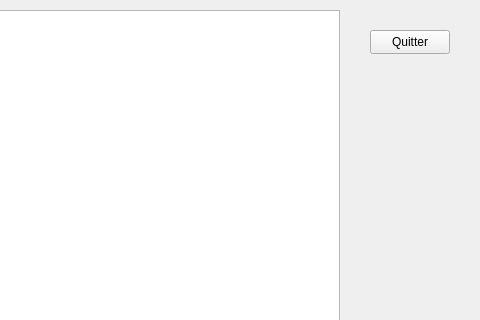
Old version of the form TD2dessin/widget.ui in the repository Randy-Bruce/QT; both pictures show x 320 to 800 and y 0 to 320 of the 800 by 600 pixel window.
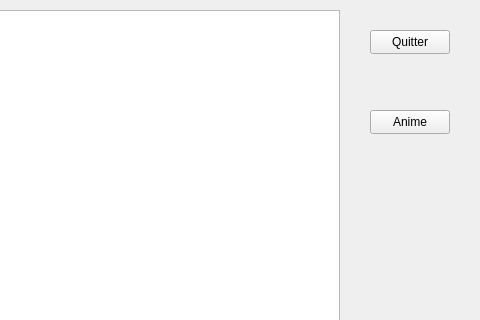
New version of the form.

Commit message: 4 vues boule anime

```diff
--- a/TD2dessin/widget.ui
+++ b/TD2dessin/widget.ui
@@ -42,6 +42,19 @@
     <enum>Qt::ScrollBarAlwaysOff</enum>
    </property>
   </widget>
+  <widget class="QPushButton" name="pushButton_2">
+   <property name="geometry">
+    <rect>
+     <x>690</x>
+     <y>110</y>
+     <width>80</width>
+     <height>24</height>
+    </rect>
+   </property>
+   <property name="text">
+    <string>Anime</string>
+   </property>
+  </widget>
  </widget>
  <resources/>
  <connections>
```
The commit also changes 9 other files.
